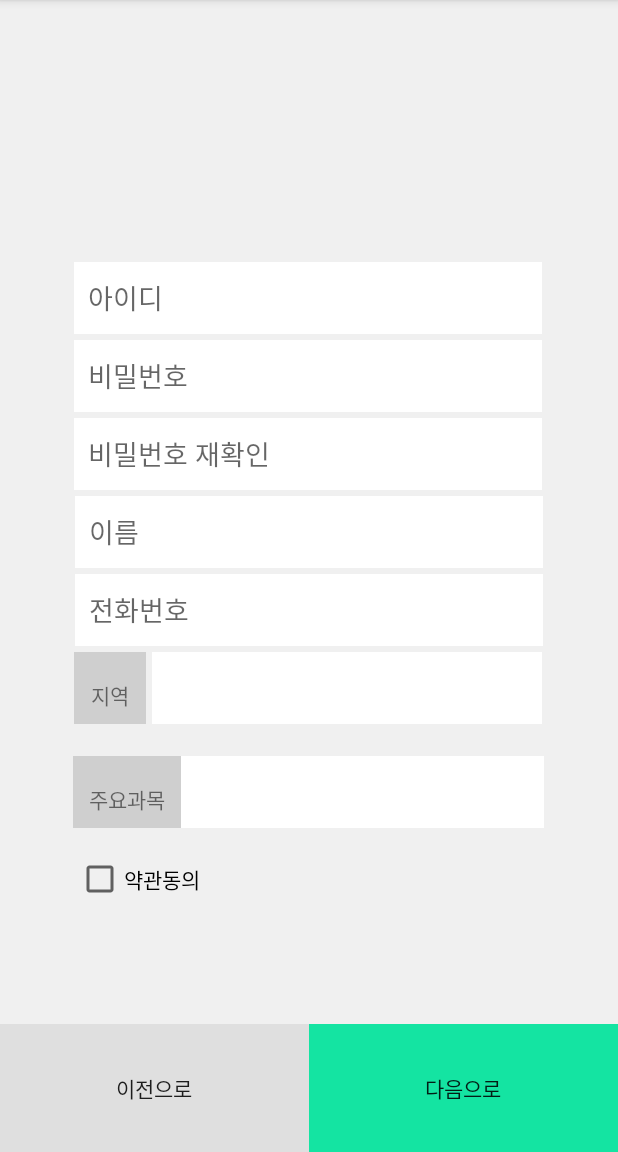
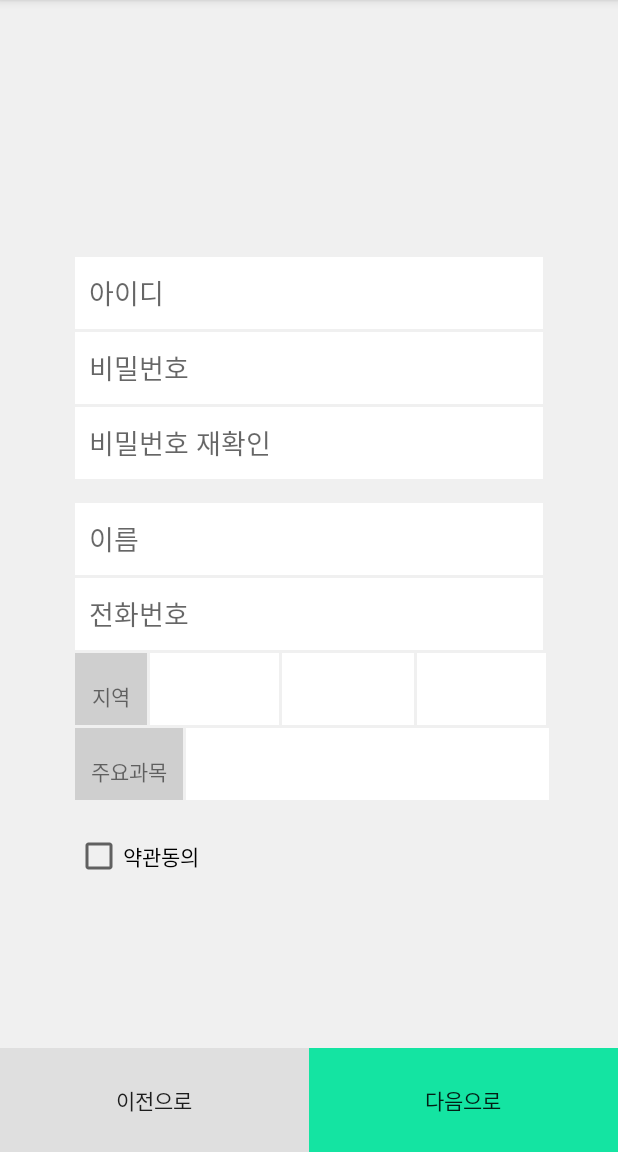
Before and after one commit to coding-polarbear/Rivator-App, an Android app: the TeacherSignUpActivity screen opened directly, with no data from a screen before it, on a phone screen of 412 x 824 dp, the part 84-1236 px from its top. Run offline under Robolectric (Android 15) with nearby library versions, the phone set to English and light mode, and no system bars.

Commit message:
회원가입 화면  스크롤뷰 에러 수정

```diff
--- a/app/build.gradle
+++ b/app/build.gradle
@@ -41,6 +41,7 @@ dependencies {
     compile 'com.android.support:appcompat-v7:25.0.0'
     compile 'com.ssomai:android.scalablelayout:2.1.1'
     compile 'com.android.support.constraint:constraint-layout:1.0.2'
+    compile 'com.android.support:design:25.0.0'
     testCompile 'junit:junit:4.12'
 }
 
--- a/app/src/main/java/com/rinc/bong/rivatorproject/MainActivity.java
+++ b/app/src/main/java/com/rinc/bong/rivatorproject/MainActivity.java
@@ -11,6 +11,7 @@ public class MainActivity extends AppCompatActivity {
     protected void onCreate(Bundle savedInstanceState) {
         super.onCreate(savedInstanceState);
         setContentView(R.layout.activity_main);
+        getSupportActionBar().hide();
     }
 
     public void goToSignIn(View view) {
--- a/app/src/main/res/layout/activity_teacher_sign_up.xml
+++ b/app/src/main/res/layout/activity_teacher_sign_up.xml
@@ -6,7 +6,7 @@
     android:layout_height="match_parent"
     android:background="#f0f0f0"
     android:orientation="vertical"
-    tools:context="com.rinc.bong.rivatorproject.com.rinc.bong.rivatorproject.TeacherSignUpActivity">
+    tools:context="com.rinc.bong.rivatorproject.TeacherSignUpActivity">
 
         <ScrollView
             android:layout_width="match_parent"
@@ -14,227 +14,140 @@
             android:layout_weight="1">
             <RelativeLayout
                 android:layout_width="match_parent"
-                android:layout_height="10dp"
-                android:layout_weight="1"
-                tools:layout_editor_absoluteY="8dp"
-                tools:layout_editor_absoluteX="8dp">
-            <android.support.constraint.ConstraintLayout
-                android:layout_width="match_parent"
-                android:layout_height="match_parent"
-                android:layout_marginEnd="0dp"
-                android:layout_marginBottom="0dp"
-                android:orientation="vertical">
+                android:layout_height="wrap_content">
 
                 <ImageView
                     android:layout_width="96dp"
                     android:layout_height="96dp"
-                    android:layout_marginRight="7dp"
-                    app:layout_constraintRight_toRightOf="parent"
-                    android:layout_marginLeft="8dp"
-                    app:layout_constraintLeft_toLeftOf="parent"
-                    app:layout_constraintHorizontal_bias="0.496"
-                    app:layout_constraintTop_toTopOf="parent"
+                    android:layout_centerHorizontal="true"
                     android:layout_marginTop="40dp"
-                    android:layout_marginBottom="468dp"
-                    app:layout_constraintBottom_toBottomOf="parent"
-                    app:layout_constraintVertical_bias="0.1"
+                    android:layout_marginBottom="35dp"
                     android:id="@+id/imageView"
                     android:layout_marginStart="8dp"
                     android:layout_marginEnd="7dp" />
 
                 <EditText
-                    android:id="@+id/id"
+                    android:id="@+id/editId"
                     android:layout_width="312dp"
                     android:layout_height="48dp"
+                    android:layout_below="@+id/imageView"
+                    android:layout_marginBottom="2dp"
+                    android:layout_centerHorizontal="true"
                     android:ems="10"
                     android:background="@color/colorWhiteText"
                     android:inputType="textPersonName"
-                    android:hint="  아이디"
-                    android:layout_marginRight="24dp"
-                    app:layout_constraintRight_toRightOf="parent"
-                    android:layout_marginLeft="24dp"
-                    app:layout_constraintLeft_toLeftOf="parent"
-                    android:layout_marginTop="32dp"
-                    app:layout_constraintTop_toBottomOf="@+id/imageView"
-                    app:layout_constraintBottom_toBottomOf="parent"
-                    android:layout_marginBottom="440dp"
-                    app:layout_constraintHorizontal_bias="0.49"
-                    app:layout_constraintVertical_bias="0.0"
-                    android:layout_marginStart="24dp"
-                    android:layout_marginEnd="24dp" />
+                    android:hint="  아이디" />
 
                 <EditText
-                    android:id="@+id/editText2"
+                    android:id="@+id/editPassword"
                     android:layout_width="312dp"
                     android:layout_height="48dp"
+                    android:layout_marginBottom="2dp"
+                    android:layout_centerHorizontal="true"
+                    android:layout_below="@+id/editId"
                     android:ems="10"
                     android:background="@color/colorWhiteText"
                     android:inputType="textPersonName"
-                    android:hint="  비밀번호"
-                    android:layout_marginRight="8dp"
-                    app:layout_constraintRight_toRightOf="parent"
-                    android:layout_marginLeft="8dp"
-                    app:layout_constraintLeft_toLeftOf="parent"
-                    android:layout_marginTop="4dp"
-                    app:layout_constraintTop_toBottomOf="@+id/id"
-                    app:layout_constraintBottom_toBottomOf="parent"
-                    android:layout_marginBottom="393dp"
-                    app:layout_constraintHorizontal_bias="0.493"
-                    app:layout_constraintVertical_bias="0.0"
-                    android:layout_marginStart="8dp"
-                    android:layout_marginEnd="8dp" />
+                    android:hint="  비밀번호" />
 
                 <EditText
                     android:layout_width="312dp"
                     android:layout_height="48dp"
                     android:background="@color/colorWhiteText"
-                    android:layout_marginRight="8dp"
                     android:hint="  비밀번호 재확인"
-                    app:layout_constraintRight_toRightOf="parent"
-                    android:layout_marginLeft="8dp"
-                    app:layout_constraintLeft_toLeftOf="parent"
-                    android:layout_marginTop="4dp"
-                    app:layout_constraintTop_toBottomOf="@+id/editText2"
-                    app:layout_constraintBottom_toBottomOf="parent"
-                    android:layout_marginBottom="346dp"
-                    app:layout_constraintHorizontal_bias="0.493"
-                    app:layout_constraintVertical_bias="0.0"
-                    android:layout_marginStart="8dp"
-                    android:layout_marginEnd="8dp"
-                    android:id="@+id/editText" />
+                    android:layout_marginBottom="16dp"
+                    android:layout_below="@+id/editPassword"
+                    android:layout_centerHorizontal="true"
+                    android:id="@+id/editPassword2" />
 
                 <EditText
-                    android:id="@+id/editText3"
+                    android:id="@+id/editName"
                     android:layout_width="312dp"
                     android:layout_height="48dp"
+                    android:layout_below="@+id/editPassword2"
+                    android:layout_centerHorizontal="true"
                     android:background="@color/colorWhiteText"
                     android:hint="  이름"
                     android:ems="10"
                     android:inputType="textPersonName"
-                    android:layout_marginTop="4dp"
-                    app:layout_constraintTop_toBottomOf="@+id/editText"
-                    android:layout_marginRight="24dp"
-                    app:layout_constraintRight_toRightOf="parent"
-                    android:layout_marginLeft="24dp"
-                    app:layout_constraintLeft_toLeftOf="parent"
+                    android:layout_marginBottom="2dp"
                     android:layout_marginStart="24dp"
                     android:layout_marginEnd="24dp" />
                 <EditText
                     android:layout_width="312dp"
                     android:layout_height="48dp"
                     android:background="@color/colorWhiteText"
-                    android:layout_marginTop="4dp"
+                    android:layout_below="@+id/editName"
+                    android:layout_centerHorizontal="true"
                     android:hint="  전화번호"
-                    app:layout_constraintTop_toBottomOf="@+id/editText3"
-                    android:layout_marginLeft="24dp"
-                    app:layout_constraintLeft_toLeftOf="parent"
-                    android:layout_marginRight="24dp"
-                    app:layout_constraintRight_toRightOf="parent"
-                    android:id="@+id/editText4"
+                    android:id="@+id/editPhoneNumber"
+                    android:layout_marginBottom="2dp"
                     android:layout_marginStart="24dp"
                     android:layout_marginEnd="24dp" />
                 <TextView
                     android:layout_width="48dp"
                     android:layout_height="48dp"
+                    android:layout_below="@+id/editPhoneNumber"
                     android:background="#cfcfcf"
                     android:textAlignment="center"
+                    android:layout_marginBottom="2dp"
                     android:text="\n지역"
-                    android:layout_marginRight="288dp"
-                    app:layout_constraintRight_toRightOf="parent"
-                    android:layout_marginLeft="24dp"
-                    app:layout_constraintLeft_toLeftOf="parent"
-                    app:layout_constraintHorizontal_bias="0.49"
-                    android:layout_marginTop="4dp"
-                    app:layout_constraintTop_toBottomOf="@+id/editText4"
-                    android:layout_marginStart="24dp"
-                    android:layout_marginEnd="288dp"
-                    android:id="@+id/textView5" />
+                    android:id="@+id/textView5"
+                    android:layout_alignStart="@+id/editPassword" />
 
                 <Spinner
                     android:id="@+id/citySpinner"
                     android:layout_width="86dp"
                     android:layout_height="48dp"
+                    android:layout_below="@+id/editPhoneNumber"
+                    android:layout_toRightOf="@+id/textView5"
                     android:background="@color/colorWhiteText"
-                    android:layout_marginStart="4dp"
-                    android:layout_marginTop="4dp"
-                    app:layout_constraintTop_toBottomOf="@+id/editText4"
-                    app:layout_constraintLeft_toRightOf="@+id/textView5"
-                    android:layout_marginLeft="4dp" />
+                    android:layout_marginLeft="2dp" />
                 <Spinner
                     android:id="@+id/districSpinner"
                     android:layout_width="88dp"
                     android:layout_height="48dp"
+                    android:layout_toRightOf="@+id/citySpinner"
+                    android:layout_below="@+id/editPhoneNumber"
                     android:background="@color/colorWhiteText"
-                    android:layout_marginLeft="4dp"
-                    android:layout_marginRight="4dp"
-                    app:layout_constraintRight_toRightOf="parent"
-                    android:layout_marginTop="4dp"
-                    app:layout_constraintTop_toBottomOf="@+id/editText4"
-                    app:layout_constraintHorizontal_bias="0.367"
-                    android:layout_marginStart="4dp"
-                    android:layout_marginEnd="4dp"
-                    app:layout_constraintLeft_toLeftOf="@+id/citySpinner" />
+                    android:layout_marginLeft="2dp" />
 
                 <Spinner
                     android:id="@+id/townSpinner"
-                    android:layout_width="90dp"
+                    android:layout_width="86dp"
                     android:layout_height="48dp"
+                    android:layout_toRightOf="@+id/districSpinner"
+                    android:layout_below="@+id/editPhoneNumber"
                     android:background="@color/colorWhiteText"
-                    android:layout_marginLeft="8dp"
-                    android:layout_marginRight="8dp"
-                    app:layout_constraintRight_toRightOf="parent"
-                    app:layout_constraintHorizontal_bias="0.652"
-                    android:layout_marginTop="4dp"
-                    app:layout_constraintTop_toBottomOf="@+id/editText4"
-                    app:layout_constraintLeft_toLeftOf="@+id/districSpinner"
-                    android:layout_marginStart="8dp"
-                    android:layout_marginEnd="8dp" />
+                    android:layout_marginLeft="2dp" />
                 <TextView
                     android:layout_width="72dp"
                     android:layout_height="48dp"
                     android:background="#cfcfcf"
                     android:text="\n주요과목"
+                    android:layout_alignStart="@+id/textView5"
                     android:textAlignment="center"
-                    android:layout_marginTop="21dp"
-                    app:layout_constraintTop_toBottomOf="@+id/textView5"
-                    app:layout_constraintLeft_toLeftOf="parent"
-                    android:layout_marginLeft="8dp"
-                    android:layout_marginRight="8dp"
-                    app:layout_constraintRight_toRightOf="parent"
-                    app:layout_constraintHorizontal_bias="0.126"
-                    android:layout_marginStart="8dp"
-                    android:layout_marginEnd="8dp"
+                    android:layout_below="@+id/textView5"
                     android:id="@+id/textView6" />
 
                 <Spinner
                     android:id="@+id/spinner"
                     android:layout_width="242dp"
                     android:layout_height="48dp"
+                    android:layout_marginLeft="2dp"
+                    android:layout_marginTop="2dp"
                     android:background="@color/colorWhiteText"
-                    app:layout_constraintLeft_toRightOf="@+id/textView6"
-                    android:layout_marginTop="21dp"
-                    app:layout_constraintTop_toBottomOf="@+id/districSpinner"
-                    android:layout_marginRight="8dp"
-                    app:layout_constraintRight_toRightOf="parent"
-                    app:layout_constraintHorizontal_bias="0.0"
-                    android:layout_marginEnd="8dp" />
+                    android:layout_below="@+id/citySpinner"
+                    android:layout_toRightOf="@+id/textView6"/>
 
                 <CheckBox
                     android:id="@+id/checkBox"
                     android:layout_width="wrap_content"
                     android:layout_height="wrap_content"
+                    android:layout_marginTop="21dp"
                     android:text="약관동의"
-                    android:layout_marginRight="8dp"
-                    app:layout_constraintRight_toRightOf="parent"
-                    android:layout_marginLeft="8dp"
-                    app:layout_constraintLeft_toLeftOf="parent"
-                    android:layout_marginTop="18dp"
-                    android:paddingBottom="0dp"
-                    app:layout_constraintTop_toBottomOf="@+id/textView6"
-                    app:layout_constraintHorizontal_bias="0.137"
-                    android:layout_marginStart="8dp"
-                    android:layout_marginEnd="8dp" />
-            </android.support.constraint.ConstraintLayout>
+                    android:layout_alignStart="@+id/textView6"
+                    android:layout_below="@+id/textView6"/>
         </RelativeLayout>
         </ScrollView>
 
@@ -243,11 +156,12 @@
         android:layout_width="match_parent"
         android:layout_height="match_parent"
         android:orientation="horizontal"
-        android:layout_weight="8">
+        android:layout_weight="10">
         <Button
             android:layout_width="match_parent"
             android:layout_height="match_parent"
             android:background="#dfdfdf"
+            android:onClick="back"
             android:text="이전으로"
             android:layout_weight="1"/>
 
@@ -255,6 +169,7 @@
             android:id="@+id/button2"
             android:layout_width="match_parent"
             android:layout_height="match_parent"
+            android:onClick="next"
             android:layout_weight="1"
             android:background="#14e4a2"
             android:text="다음으로" />
```
Also changed, not shown: app/src/main/AndroidManifest.xml (+8 -7 lines), app/src/main/java/com/rinc/bong/rivatorproject/StudentMainActivity.java (added, +13 -0 lines), app/src/main/java/com/rinc/bong/rivatorproject/TeacherSignUpActivity.java (+11 -0 lines), app/src/main/java/com/rinc/bong/rivatorproject/beans/User.java (+7 -7 lines), app/src/main/res/layout/activity_signup_degree.xml (+19 -21 lines), app/src/main/res/layout/activity_student_main.xml (added, +21 -0 lines).
